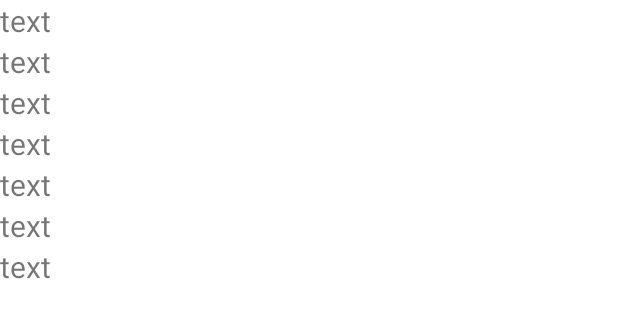
After one commit to younghyeok-k/Musicapp, an Android app: the layout text_row_item.xml on its own in the app's theme, with its tools: preview values and no code run, on a phone screen of 412 x 824 dp. The commit adds this screen. Shown: the top 318 px of the screen. Run offline under Robolectric (Android 15) with nearby library versions, the phone set to English and light mode, and no system bars.

Commit message:
2023 03 0 7

```diff
--- /dev/null
+++ b/app/src/main/res/layout/text_row_item.xml
@@ -0,0 +1,57 @@
+<?xml version="1.0" encoding="utf-8"?>
+<LinearLayout
+    xmlns:android="http://schemas.android.com/apk/res/android"
+    android:layout_width="match_parent"
+    android:layout_height="300dp"
+    android:orientation="vertical">
+
+    <TextView
+        android:id="@+id/textid"
+        android:textSize="20sp"
+        android:text="text"
+        android:layout_width="wrap_content"
+        android:layout_height="wrap_content"/>
+
+    <TextView
+        android:id="@+id/textusername"
+        android:textSize="20sp"
+        android:text="text"
+        android:layout_width="wrap_content"
+        android:layout_height="wrap_content"/>
+
+    <TextView
+        android:id="@+id/textpassword"
+        android:textSize="20sp"
+        android:text="text"
+        android:layout_width="wrap_content"
+        android:layout_height="wrap_content"/>
+
+    <TextView
+        android:id="@+id/textemail"
+        android:textSize="20sp"
+        android:text="text"
+        android:layout_width="wrap_content"
+        android:layout_height="wrap_content"/>
+
+    <TextView
+        android:id="@+id/textrole"
+        android:textSize="20sp"
+        android:text="text"
+        android:layout_width="wrap_content"
+        android:layout_height="wrap_content"/>
+
+    <TextView
+        android:id="@+id/textupdateAt"
+        android:textSize="20sp"
+        android:text="text"
+        android:layout_width="wrap_content"
+        android:layout_height="wrap_content"/>
+
+    <TextView
+        android:id="@+id/textcreateAt"
+        android:textSize="20sp"
+        android:text="text"
+        android:layout_width="wrap_content"
+        android:layout_height="wrap_content"/>
+
+</LinearLayout>
```
Also changed, not shown: app/build.gradle (+10 -0 lines), app/src/main/java/com/example/musicapp/IntroActivity.kt (+19 -2 lines), app/src/main/java/com/example/musicapp/MainActivity.kt (+16 -1 lines), app/src/main/java/com/example/musicapp/adapter/CustomAdapter.kt (added, +58 -0 lines), app/src/main/java/com/example/musicapp/api/LoginApi.kt (added, +19 -0 lines), app/src/main/java/com/example/musicapp/api/RetrofitInstance.kt (added, +18 -0 lines), app/src/main/java/com/example/musicapp/model/joinPost.kt (added, +12 -0 lines), app/src/main/java/com/example/musicapp/model/loginPost.kt (added, +13 -0 lines), app/src/main/java/com/example/musicapp/viewmodel/MainViewModel.kt (added, +27 -0 lines), app/src/main/res/layout/activity_intro.xml (+6 -5 lines), app/src/main/res/layout/activity_main.xml (+4 -11 lines).
